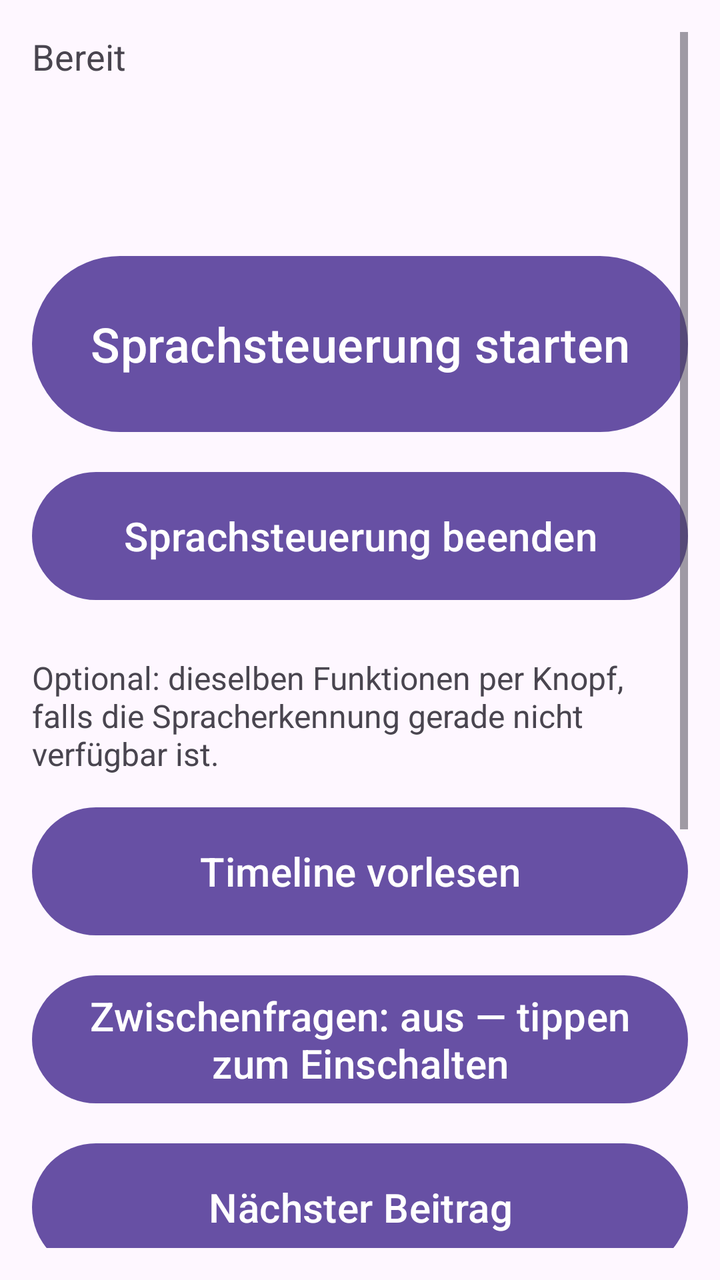
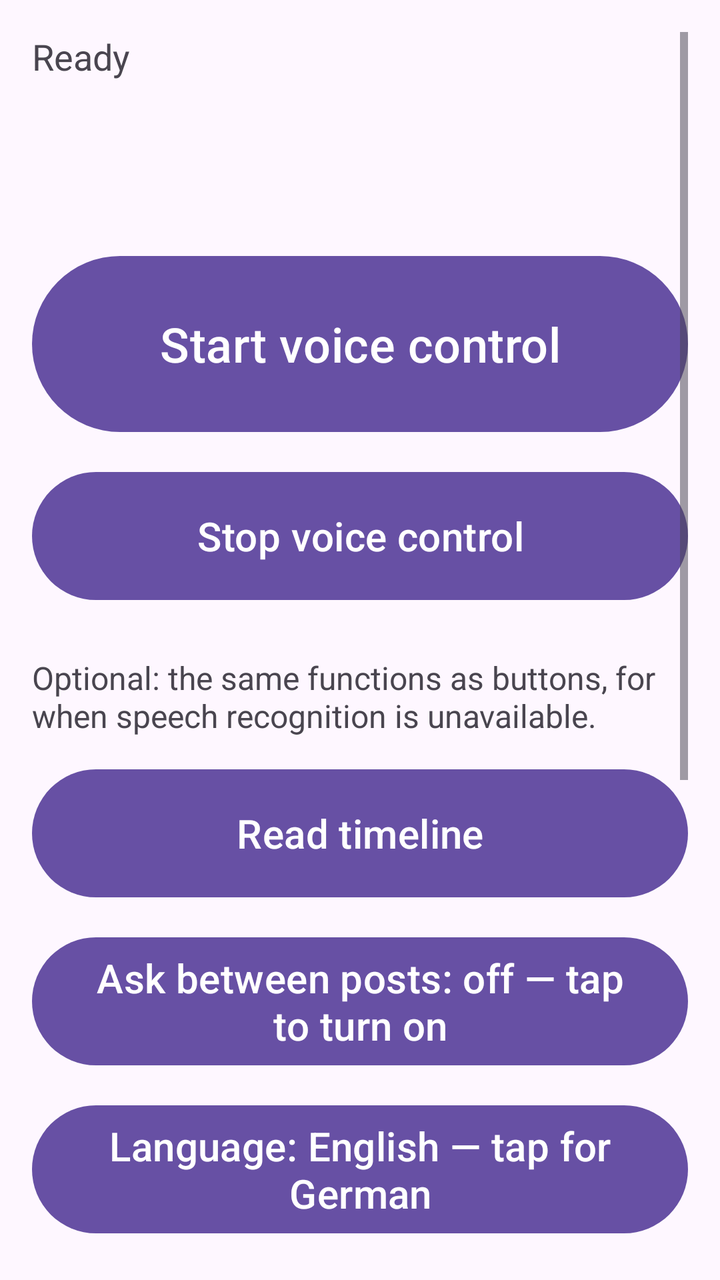

The first picture is an Android layout as it rendered before a commit; the second is the same layout after the commit. The layout source and the unified diff follow.
<!-- AndroidManifest.xml: application theme Theme.PeromaVoice -->
<!-- res/layout/activity_main.xml -->
<?xml version="1.0" encoding="utf-8"?>
<ScrollView xmlns:android="http://schemas.android.com/apk/res/android"
    android:layout_width="match_parent"
    android:layout_height="match_parent"
    android:fillViewport="true"
    android:padding="16dp">

    <LinearLayout
        android:layout_width="match_parent"
        android:layout_height="wrap_content"
        android:orientation="vertical">

        <TextView
            android:id="@+id/statusText"
            android:layout_width="match_parent"
            android:layout_height="wrap_content"
            android:minHeight="96dp"
            android:textSize="18sp"
            android:text="@string/idle"
            android:focusable="true" />

        <Button
            android:id="@+id/btnStartVoice"
            style="@style/VoiceButton"
            android:minHeight="96dp"
            android:textSize="24sp"
            android:text="@string/start_voice" />

        <Button
            android:id="@+id/btnStopVoice"
            style="@style/VoiceButton"
            android:text="@string/stop_voice" />

        <TextView
            android:layout_width="match_parent"
            android:layout_height="wrap_content"
            android:layout_marginTop="24dp"
            android:textSize="16sp"
            android:text="@string/manual_hint" />

        <LinearLayout
            android:id="@+id/manualControls"
            android:layout_width="match_parent"
            android:layout_height="wrap_content"
            android:orientation="vertical">

            <Button
                android:id="@+id/btnRead"
                style="@style/VoiceButton"
                android:text="@string/read_timeline" />

            <Button
                android:id="@+id/btnTogglePauses"
                style="@style/VoiceButton"
                android:text="@string/pauses_state_off" />

            <Button
                android:id="@+id/btnNext"
                style="@style/VoiceButton"
                android:text="@string/next_post" />

            <Button
                android:id="@+id/btnPrev"
                style="@style/VoiceButton"
                android:text="@string/previous_post" />

            <Button
                android:id="@+id/btnRepeat"
                style="@style/VoiceButton"
                android:text="@string/repeat_post" />

            <Button
                android:id="@+id/btnDictate"
                style="@style/VoiceButton"
                android:text="@string/dictate" />

            <Button
                android:id="@+id/btnLogout"
                style="@style/VoiceButton"
                android:text="@string/logout" />

        </LinearLayout>
    </LinearLayout>
</ScrollView>
<!-- resources referenced by this layout -->
<resources>
  <string name="dictate">Beitrag diktieren</string>
  <string name="idle">Bereit</string>
  <string name="logout">Abmelden</string>
  <string name="manual_hint">Optional: dieselben Funktionen per Knopf, falls die Spracherkennung gerade nicht verfügbar ist.</string>
  <string name="next_post">Nächster Beitrag</string>
  <string name="pauses_state_off">Zwischenfragen: aus — tippen zum Einschalten</string>
  <string name="previous_post">Vorheriger Beitrag</string>
  <string name="read_timeline">Timeline vorlesen</string>
  <string name="repeat_post">Beitrag wiederholen</string>
  <string name="start_voice">Sprachsteuerung starten</string>
  <string name="stop_voice">Sprachsteuerung beenden</string>
  <style name="VoiceButton" parent="Widget.Material3.Button">
          <item name="android:layout_width">match_parent</item>
          <item name="android:layout_height">wrap_content</item>
          <item name="android:minHeight">72dp</item>
          <item name="android:textSize">20sp</item>
          <item name="android:layout_marginTop">12dp</item>
      </style>
  <style name="Theme.PeromaVoice" parent="Theme.Material3.DayNight.NoActionBar" />
</resources>

<!-- the commit's change to res/layout/activity_main.xml (unified diff, before → after) -->
@@ -55,6 +55,11 @@
                 android:text="@string/pauses_state_off" />
 
             <Button
+                android:id="@+id/btnToggleLanguage"
+                style="@style/VoiceButton"
+                android:text="@string/language_state_en" />
+
+            <Button
                 android:id="@+id/btnNext"
                 style="@style/VoiceButton"
                 android:text="@string/next_post" />
<!-- resource entries referenced after the edit -->
@@ -1,16 +1,17 @@
 <!-- resources referenced by this layout -->
 <resources>
-  <string name="dictate">Beitrag diktieren</string>
-  <string name="idle">Bereit</string>
-  <string name="logout">Abmelden</string>
-  <string name="manual_hint">Optional: dieselben Funktionen per Knopf, falls die Spracherkennung gerade nicht verfügbar ist.</string>
-  <string name="next_post">Nächster Beitrag</string>
-  <string name="pauses_state_off">Zwischenfragen: aus — tippen zum Einschalten</string>
-  <string name="previous_post">Vorheriger Beitrag</string>
-  <string name="read_timeline">Timeline vorlesen</string>
-  <string name="repeat_post">Beitrag wiederholen</string>
-  <string name="start_voice">Sprachsteuerung starten</string>
-  <string name="stop_voice">Sprachsteuerung beenden</string>
+  <string name="dictate">Dictate a post</string>
+  <string name="idle">Ready</string>
+  <string name="language_state_en">Language: English — tap for German</string>
+  <string name="logout">Sign out</string>
+  <string name="manual_hint">Optional: the same functions as buttons, for when speech recognition is unavailable.</string>
+  <string name="next_post">Next post</string>
+  <string name="pauses_state_off">Ask between posts: off — tap to turn on</string>
+  <string name="previous_post">Previous post</string>
+  <string name="read_timeline">Read timeline</string>
+  <string name="repeat_post">Repeat post</string>
+  <string name="start_voice">Start voice control</string>
+  <string name="stop_voice">Stop voice control</string>
   <style name="VoiceButton" parent="Widget.Material3.Button">
           <item name="android:layout_width">match_parent</item>
           <item name="android:layout_height">wrap_content</item>
